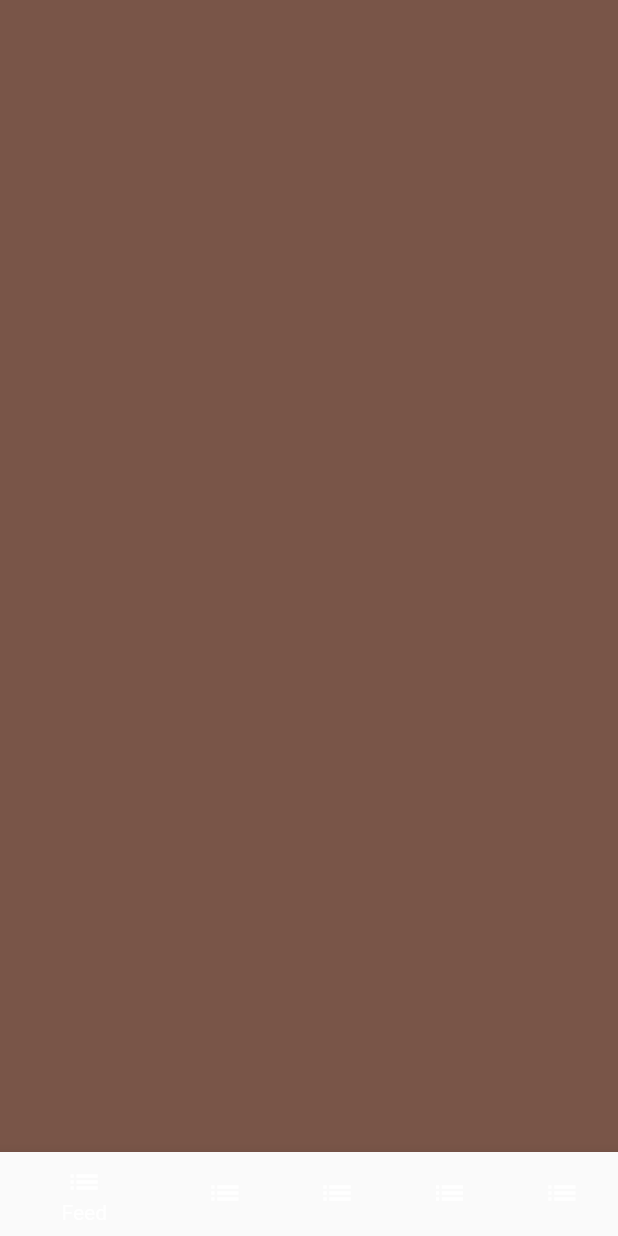
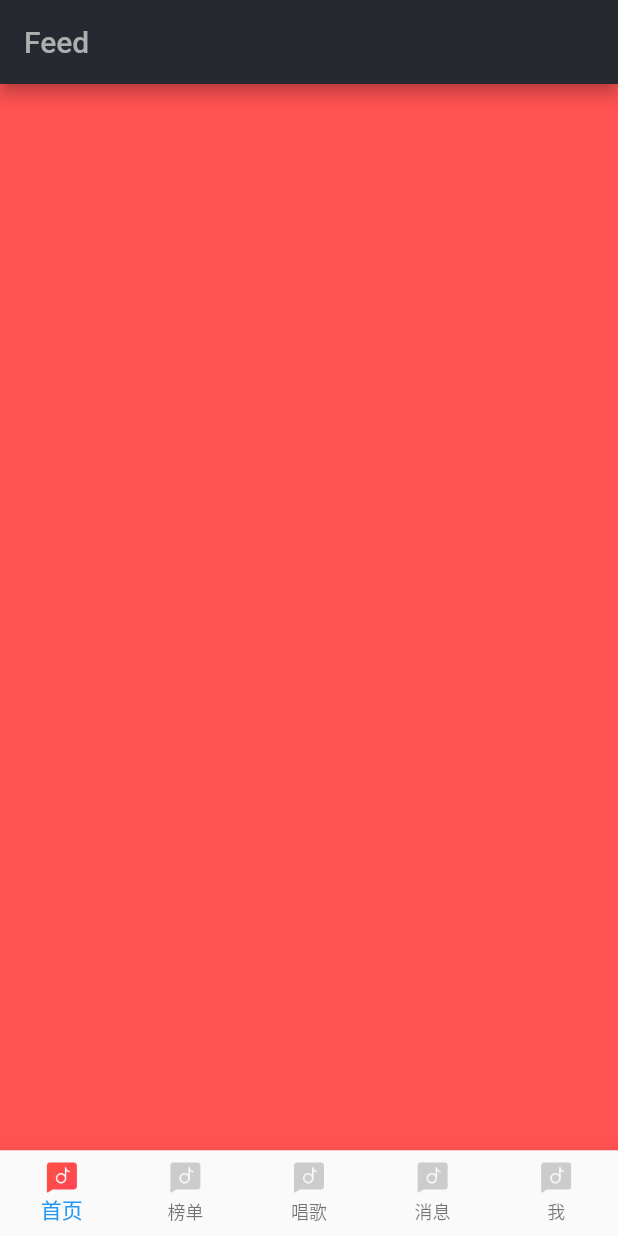
Before and after one commit to nilai/walk-on-flutter, a Flutter app: the screen it shows after launch, on a phone screen of 412 x 824 dp. Run offline on Flutter 3.47's test engine with Material 2 defaults, Android fonts, the phone set to English and light mode, and no system bars; our stand-ins replace flutter_redux, redux.

Commit message:
tab切换

```diff
--- /dev/null
+++ b/lib/pages/feed_page.dart
@@ -0,0 +1,14 @@
+import 'package:flutter/material.dart';
+
+class FeedPage extends StatelessWidget {
+
+  @override
+  Widget build(BuildContext context) {
+    return Scaffold(
+      appBar: AppBar(
+        title: Text('Feed'),
+      ),
+      backgroundColor: Colors.redAccent,
+    );
+  }
+}
--- a/lib/pages/home_page.dart
+++ b/lib/pages/home_page.dart
@@ -2,11 +2,16 @@ import 'package:flutter/material.dart';
 import '../models/app_tab.dart';
 import '../widgets/tab_selector.dart';
 import 'active_page.dart';
+import 'feed_page.dart';
+import 'board_page.dart';
+import 'sing_page.dart';
+import 'message_page.dart';
+import 'profile_page.dart';
 
 class HomePage extends StatefulWidget {
   final void Function() onInit;
 
-  HomePage({@required this.onInit}) :super(key: Key('__homePage__'));
+  HomePage({@required this.onInit}) : super(key: Key('__homePage__'));
 
   @override
   HomePageState createState() {
@@ -26,12 +31,36 @@ class HomePageState extends State<HomePage> {
     return ActivePage(
       builder: (BuildContext context, AppTab activeTab) {
         return Scaffold(
-          body: activeTab == AppTab.feed ? Container(
-            color: Colors.brown,
-          ) :Container(),
+          body: _getActivePage(activeTab),
           bottomNavigationBar: TabSelector(),
         );
       },
     );
   }
+
+  Widget _getActivePage(AppTab activeTab) {
+    Widget container;
+
+    switch (activeTab) {
+      case AppTab.feed:
+        container = FeedPage();
+        break;
+      case AppTab.board:
+        container = BoardPage();
+        break;
+      case AppTab.sing:
+        container = SingPage();
+        break;
+      case AppTab.message:
+        container = MessagePage();
+        break;
+      case AppTab.profile:
+        container = ProfilePage();
+        break;
+      default:
+        container = Container();
+    }
+
+    return container;
+  }
 }
--- a/lib/widgets/tab_selector.dart
+++ b/lib/widgets/tab_selector.dart
@@ -2,8 +2,31 @@ import 'package:flutter/material.dart';
 import 'package:redux/redux.dart';
 import 'package:flutter_redux/flutter_redux.dart';
 import '../models/models.dart';
+import 'package:walk_on_flutter/actions/actions.dart';
 
 class TabSelector extends StatelessWidget {
+  final icons = [
+    'images/feed_tab_normal.webp',
+    'images/feed_tab_normal.webp',
+    'images/feed_tab_normal.webp',
+    'images/feed_tab_normal.webp',
+    'images/feed_tab_normal.webp',
+    ];
+  final activeIcons = [
+    'images/feed_tab_selected.webp',
+    'images/feed_tab_selected.webp',
+    'images/feed_tab_selected.webp',
+    'images/feed_tab_selected.webp',
+    'images/feed_tab_selected.webp',
+  ];
+  final tabTexts = [
+    '首页',
+    '榜单',
+    '唱歌',
+    '消息',
+    '我',
+  ];
+
   TabSelector({Key key}) : super(key: key);
 
   @override
@@ -13,14 +36,14 @@ class TabSelector extends StatelessWidget {
       converter: _ViewModel.fromStore,
       builder: (context, vm) {
         return BottomNavigationBar(
+          type: BottomNavigationBarType.fixed,
           currentIndex: AppTab.values.indexOf(vm.activeTab),
           onTap: vm.onTabSelected,
           items: AppTab.values.map((tab) {
             return BottomNavigationBarItem(
-              icon: Icon(
-                Icons.list
-              ),
-              title: Text('Feed')
+              icon: Image(image : AssetImage(icons[tab.index])),
+              activeIcon: Image(image: AssetImage(activeIcons[tab.index]),),
+              title: Text(tabTexts[tab.index]),
             );
           }).toList(),
         );
@@ -42,7 +65,7 @@ class _ViewModel {
     return _ViewModel(
       activeTab: store.state.activeTab,
       onTabSelected: (index) {
-
+        store.dispatch(UpdateTabAction(AppTab.values[index]));
       }
     );
   }
--- a/pubspec.yaml
+++ b/pubspec.yaml
@@ -41,6 +41,8 @@ flutter:
   # assets:
   #  - images/a_dot_burr.jpeg
   #  - images/a_dot_ham.jpeg
+  assets:
+    - images/
 
   # An image asset can refer to one or more resolution-specific "variants", see
   # https://flutter.io/assets-and-images/#resolution-aware.
```
Also changed, not shown: lib/pages/board_page.dart (added, +14 -0 lines), lib/pages/message_page.dart (added, +14 -0 lines), lib/pages/profile_page.dart (added, +11 -0 lines), lib/pages/sing_page.dart (added, +14 -0 lines), images/2.0x/feed_tab_normal.webp (added), images/2.0x/feed_tab_selected.webp (added), images/3.0x/feed_tab_normal.webp (added), images/3.0x/feed_tab_selected.webp (added), images/feed_tab_normal.webp (added), images/feed_tab_selected.webp (added), 1 other file.
